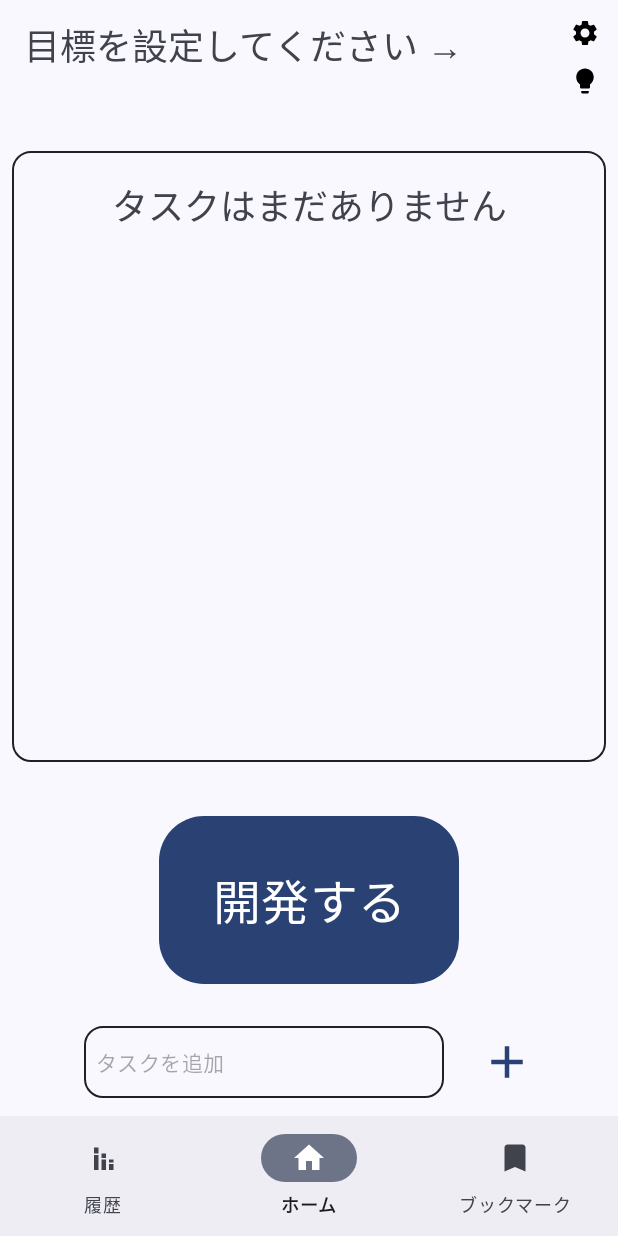
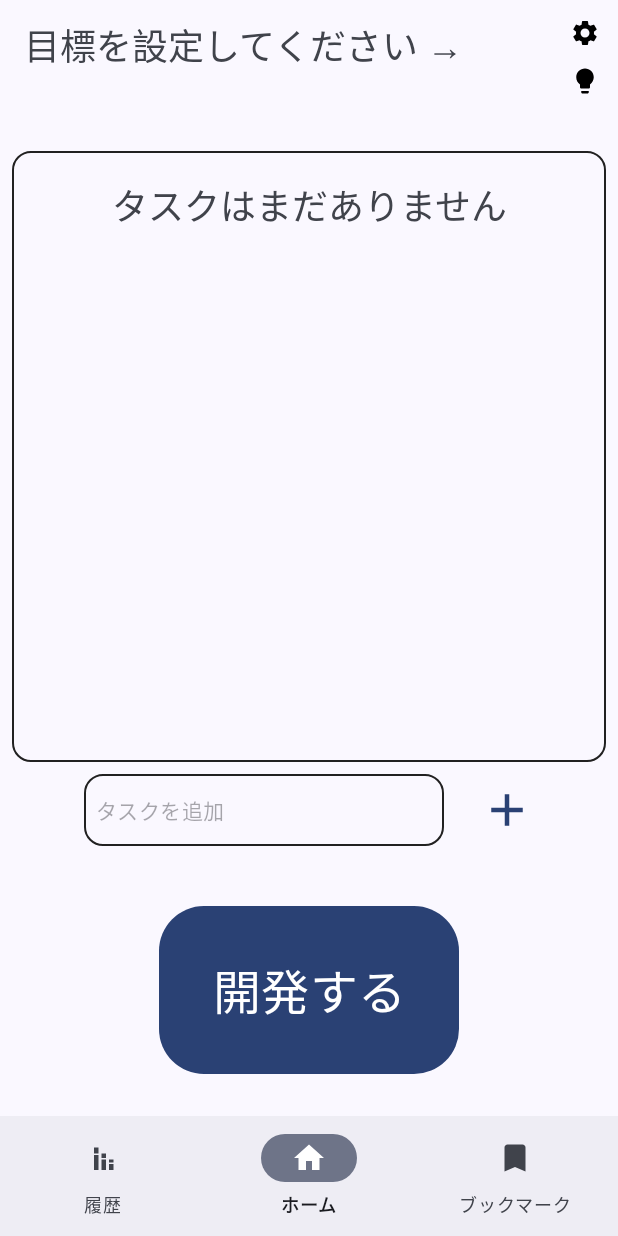
Before and after one commit to ri0103/DevGoal, an Android app: the HomeFragment screen opened directly, with no data from a screen before it, on a phone screen of 412 x 824 dp. Run offline under Robolectric (Android 15) with nearby library versions, the phone set to English and light mode, and no system bars; our stand-ins replace Room's generated code; libraries missing offline, so code that uses them is left out: com.github.mikephil.charting.

Commit message:
fixed_few_bugs_0829

```diff
--- a/app/src/main/java/app/ishizaki/ryu/devgoal/activities/SettingActivity.kt
+++ b/app/src/main/java/app/ishizaki/ryu/devgoal/activities/SettingActivity.kt
@@ -71,7 +71,7 @@ class SettingActivity : AppCompatActivity() {
         selectDueDateButton.setOnClickListener {
             DatePickerDialog(
                 this,
-                AlertDialog.THEME_DEVICE_DEFAULT_LIGHT,
+//                AlertDialog.THEME_DEVICE_DEFAULT_LIGHT,
 
                 { _, year, monthOfYear, dayOfMonth ->
                     setDueDate(year, monthOfYear, dayOfMonth)
--- a/app/src/main/java/app/ishizaki/ryu/devgoal/fragments/HomeFragment.kt
+++ b/app/src/main/java/app/ishizaki/ryu/devgoal/fragments/HomeFragment.kt
@@ -154,9 +154,10 @@ class HomeFragment : Fragment() {
                             taskAdapter.update(all)
                         }
                     }
-                    addTaskEditText.text.clear()
                     noTaskTextView.isVisible = false
                 }
+                addTaskEditText.text.clear()
+
             }
             false
         }
--- a/app/src/main/res/layout/fragment_home.xml
+++ b/app/src/main/res/layout/fragment_home.xml
@@ -65,7 +65,7 @@
         android:layout_width="match_parent"
         android:layout_height="0dp"
         app:layout_constraintTop_toBottomOf="@id/dueDateText"
-        app:layout_constraintBottom_toTopOf="@id/kaihatuButton"
+        app:layout_constraintBottom_toTopOf="@id/addTaskParts"
         app:layout_constraintRight_toRightOf="parent"
         app:layout_constraintLeft_toLeftOf="parent"
         android:background="@drawable/border_1"
@@ -96,25 +96,10 @@
         app:layout_constraintLeft_toLeftOf="@id/recyclerViewTask"
         />
 
-    <Button
-        android:id="@+id/kaihatuButton"
-        android:layout_width="200sp"
-        android:layout_height="120sp"
-        android:text="開発する"
-        android:fontFamily="@font/mplus_rounded_bold"
-        app:cornerRadius="30sp"
-        android:layout_marginTop="24sp"
-        app:layout_constraintTop_toBottomOf="@id/recyclerViewTask"
-        app:layout_constraintRight_toRightOf="parent"
-        app:layout_constraintLeft_toLeftOf="parent"
-        app:layout_constraintBottom_toTopOf="@id/addTaskParts"
-        android:textSize="32sp"
-        android:layout_marginBottom="24sp"/>
-
     <LinearLayout
         android:id="@+id/addTaskParts"
-        app:layout_constraintTop_toBottomOf="@id/kaihatuButton"
-        app:layout_constraintBottom_toBottomOf="parent"
+        app:layout_constraintTop_toBottomOf="@id/recyclerViewTask"
+        app:layout_constraintBottom_toTopOf="@id/kaihatuButton"
         app:layout_constraintLeft_toLeftOf="parent"
         app:layout_constraintRight_toRightOf="parent"
         android:layout_width="match_parent"
@@ -127,7 +112,9 @@
             android:id="@+id/addTaskEditText"
             android:hint="タスクを追加"
             android:layout_width="240sp"
-            android:layout_height="48sp"
+            android:layout_height="wrap_content"
+            android:minHeight="48sp"
+            android:maxHeight="160sp"
             android:layout_marginRight="24sp"
             android:background="@drawable/border_1"
             android:padding="8sp"
@@ -142,5 +129,22 @@
 
     </LinearLayout>
 
+    <Button
+        android:id="@+id/kaihatuButton"
+        android:layout_width="200sp"
+        android:layout_height="120sp"
+        android:text="開発する"
+        android:fontFamily="@font/mplus_rounded_bold"
+        app:cornerRadius="30sp"
+        android:layout_marginTop="24sp"
+        app:layout_constraintTop_toBottomOf="@id/addTaskParts"
+        app:layout_constraintRight_toRightOf="parent"
+        app:layout_constraintLeft_toLeftOf="parent"
+        app:layout_constraintBottom_toBottomOf="parent"
+        android:textSize="32sp"
+        android:layout_marginBottom="24sp"/>
+
+
+
 
 </androidx.constraintlayout.widget.ConstraintLayout>
--- a/app/src/main/res/layout/item_task_cell.xml
+++ b/app/src/main/res/layout/item_task_cell.xml
@@ -17,11 +17,11 @@
         android:layout_width="0sp"
         android:layout_weight="100"
         android:layout_height="wrap_content"
-        android:paddingTop="8sp"
-        android:paddingBottom="8sp"
+        android:paddingTop="4sp"
+        android:paddingBottom="4sp"
         android:paddingLeft="16sp"
         android:text="ここにタスクが入る"
-        android:textSize="24sp"
+        android:textSize="16sp"
         android:fontFamily="@font/mplus_rounded_medium"
         />
 
```
Also changed, not shown: app/build.gradle (+8 -0 lines), app/src/main/java/app/ishizaki/ryu/devgoal/BookmarkListAdapter.kt (added, +17 -0 lines), app/src/main/java/app/ishizaki/ryu/devgoal/BookmarkRecyclerviewAdapter.kt (+35 -44 lines), app/src/main/java/app/ishizaki/ryu/devgoal/fragments/ChartFragment.kt (+9 -3 lines), app/src/main/java/app/ishizaki/ryu/devgoal/viewmodels/BookmarkViewModel.kt (+20 -0 lines), app/src/main/res/layout/fragment_chart.xml (+19 -0 lines).
